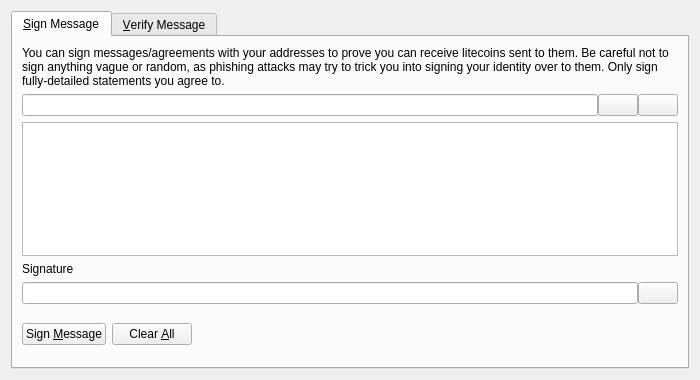
tocacyy/GoldCoin, file src/qt/forms/signverifymessagedialog.ui: the form before one commit.
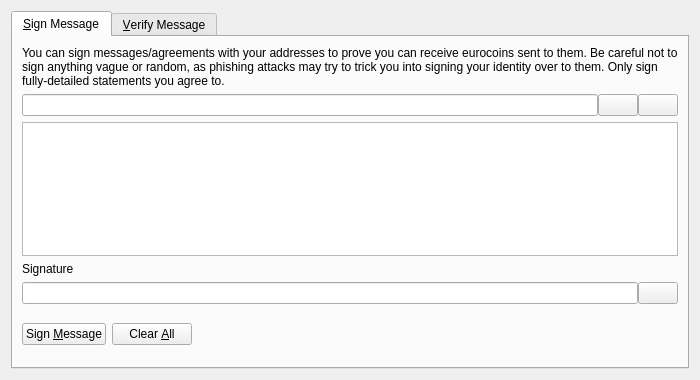
The form after the commit. Icons and pictures are not drawn. Custom widgets are drawn as their Qt base class.

```diff
--- a/src/qt/forms/signverifymessagedialog.ui
+++ b/src/qt/forms/signverifymessagedialog.ui
@@ -30,7 +30,7 @@
        <item>
         <widget class="QLabel" name="infoLabel_SM">
          <property name="text">
-          <string>You can sign messages/agreements with your addresses to prove you can receive litecoins sent to them. Be careful not to sign anything vague or random, as phishing attacks may try to trick you into signing your identity over to them. Only sign fully-detailed statements you agree to.</string>
+          <string>You can sign messages/agreements with your addresses to prove you can receive eurocoins sent to them. Be careful not to sign anything vague or random, as phishing attacks may try to trick you into signing your identity over to them. Only sign fully-detailed statements you agree to.</string>
          </property>
          <property name="textFormat">
           <enum>Qt::PlainText</enum>
```
Left out of the diff: 8 changed lines with no effect on the pictures.
